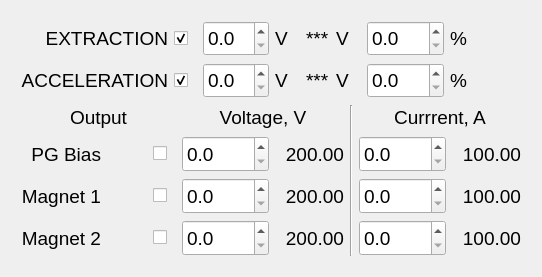
Old version of the form Magnets_UI.ui in the repository smertouh/1_MeV_UI_additional.
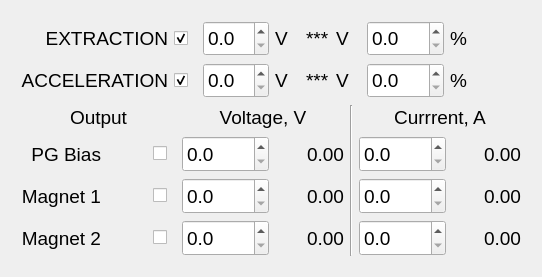
New version of the form. Icons and pictures are not drawn.

```diff
--- a/Magnets_UI.ui
+++ b/Magnets_UI.ui
@@ -903,7 +903,7 @@
          <enum>QFrame::NoFrame</enum>
         </property>
         <property name="text">
-         <string>200.00</string>
+         <string>0.00</string>
         </property>
         <property name="textFormat">
          <enum>Qt::PlainText</enum>
@@ -1077,7 +1077,7 @@
          <enum>QFrame::NoFrame</enum>
         </property>
         <property name="text">
-         <string>200.00</string>
+         <string>0.00</string>
         </property>
         <property name="textFormat">
          <enum>Qt::PlainText</enum>
@@ -1117,7 +1117,7 @@
          <enum>QFrame::NoFrame</enum>
         </property>
         <property name="text">
-         <string>100.00</string>
+         <string>0.00</string>
         </property>
         <property name="textFormat">
          <enum>Qt::PlainText</enum>
@@ -1228,7 +1228,7 @@
          <enum>QFrame::NoFrame</enum>
         </property>
         <property name="text">
-         <string>100.00</string>
+         <string>0.00</string>
         </property>
         <property name="textFormat">
          <enum>Qt::PlainText</enum>
@@ -1385,7 +1385,7 @@
          <enum>QFrame::NoFrame</enum>
         </property>
         <property name="text">
-         <string>200.00</string>
+         <string>0.00</string>
         </property>
         <property name="textFormat">
          <enum>Qt::PlainText</enum>
@@ -1452,7 +1452,7 @@
          <enum>QFrame::NoFrame</enum>
         </property>
         <property name="text">
-         <string>100.00</string>
+         <string>0.00</string>
         </property>
         <property name="textFormat">
          <enum>Qt::PlainText</enum>
```
